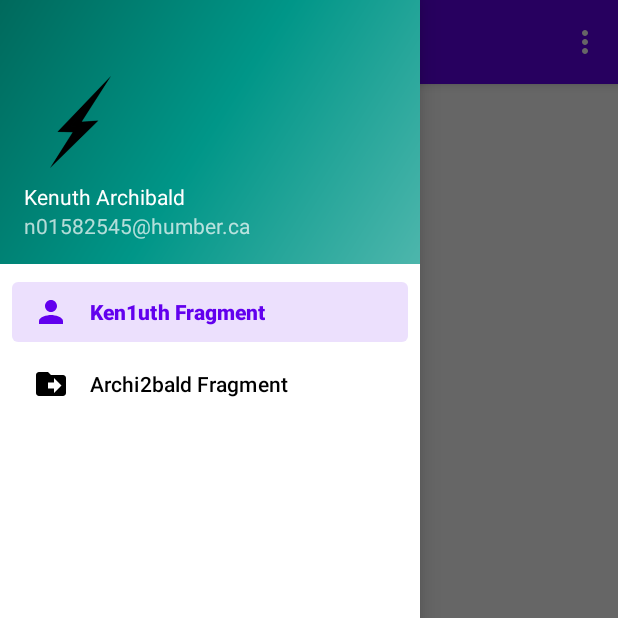
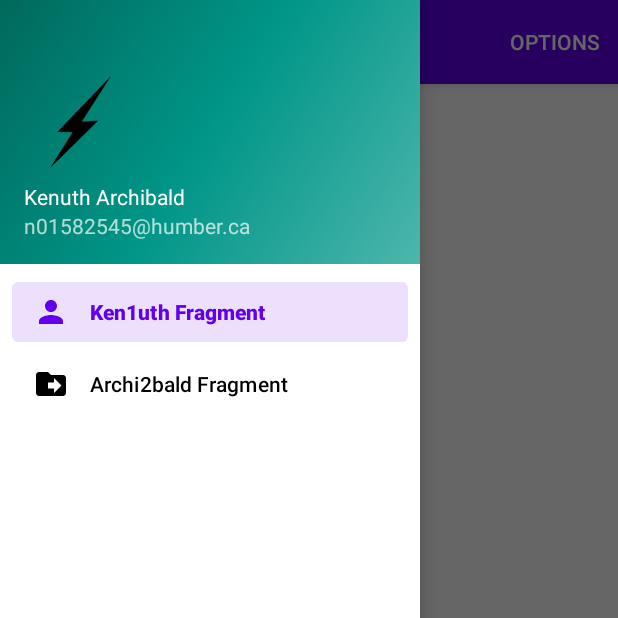
Before and after one commit to KenuthArchibald2545/Projects, an Android app: the ArchibaldActivity9 screen opened directly, with no data from a screen before it, with the side drawer open, on a phone screen of 412 x 824 dp, the top half of it. Run offline under Robolectric (Android 15) with nearby library versions, the phone set to English and light mode, and no system bars; our stand-ins replace navigation-ui.

```diff
--- a/KenuthLab9/build.gradle.kts
+++ b/KenuthLab9/build.gradle.kts
@@ -35,7 +35,6 @@
 }
 
 dependencies {
-    //implementation 'com.google.code.gson:gson:2.8.5'
 
     implementation(libs.appcompat)
     implementation(libs.material)
--- /dev/null
+++ b/KenuthLab9/src/main/res/drawable/baseline_legend_toggle_24.xml
@@ -0,0 +1,5 @@
+<vector xmlns:android="http://schemas.android.com/apk/res/android" android:height="24dp" android:tint="#FF0000" android:viewportHeight="24" android:viewportWidth="24" android:width="24dp">
+
+    <path android:fillColor="@android:color/white" android:pathData="M20,15H4v-2h16V15zM20,17H4v2h16V17zM15,11l5,-3.55L20,5l-5,3.55L10,5L4,8.66L4,11l5.92,-3.61L15,11z"/>
+
+</vector>
--- /dev/null
+++ b/KenuthLab9/src/main/res/drawable/baseline_search_24.xml
@@ -0,0 +1,5 @@
+<vector xmlns:android="http://schemas.android.com/apk/res/android" android:height="24dp" android:tint="#FF0000" android:viewportHeight="24" android:viewportWidth="24" android:width="24dp">
+
+    <path android:fillColor="@android:color/white" android:pathData="M15.5,14h-0.79l-0.28,-0.27C15.41,12.59 16,11.11 16,9.5 16,5.91 13.09,3 9.5,3S3,5.91 3,9.5 5.91,16 9.5,16c1.61,0 3.09,-0.59 4.23,-1.57l0.27,0.28v0.79l5,4.99L20.49,19l-4.99,-5zM9.5,14C7.01,14 5,11.99 5,9.5S7.01,5 9.5,5 14,7.01 14,9.5 11.99,14 9.5,14z"/>
+
+</vector>
--- a/KenuthLab9/src/main/res/menu/main.xml
+++ b/KenuthLab9/src/main/res/menu/main.xml
@@ -1,16 +1,24 @@
 <?xml version="1.0" encoding="utf-8"?>
+<!--Tevadi Brookes N01582563-->
 <menu xmlns:android="http://schemas.android.com/apk/res/android"
     xmlns:app="http://schemas.android.com/apk/res-auto">
     <item
+        android:id="@+id/action_options"
+        android:title="@string/options"
+        app:showAsAction="always">
+        <menu>
+            <item
                 android:id="@+id/action_search"
                 android:orderInCategory="2"
-        android:title="Arc"
-        android:icon="@drawable/action_search_24"
+                android:title="@string/arc"
+                android:icon="@drawable/baseline_search_24"
                 app:showAsAction="never" />
             <item
                 android:id="@+id/action_toggle"
                 android:orderInCategory="1"
-        android:title="Ken"
-        android:icon="@drawable/action_toggle_24"
+                android:title="@string/ken"
+                android:icon="@drawable/baseline_legend_toggle_24"
                 app:showAsAction="never"/>
         </menu>
+    </item>
+</menu>
--- a/KenuthLab9/src/main/res/values/strings.xml
+++ b/KenuthLab9/src/main/res/values/strings.xml
@@ -10,5 +10,8 @@
 
     <string name="kenuth_archibald">Kenuth Archibald</string>
     <string name="n01582545_humber_ca">n01582545@humber.ca</string>
+    <string name="options">Options</string>
+    <string name="arc">Arc</string>
+    <string name="ken">Ken</string>
 
 </resources>
```
Lines whose indentation alone changed are shown as unchanged.
